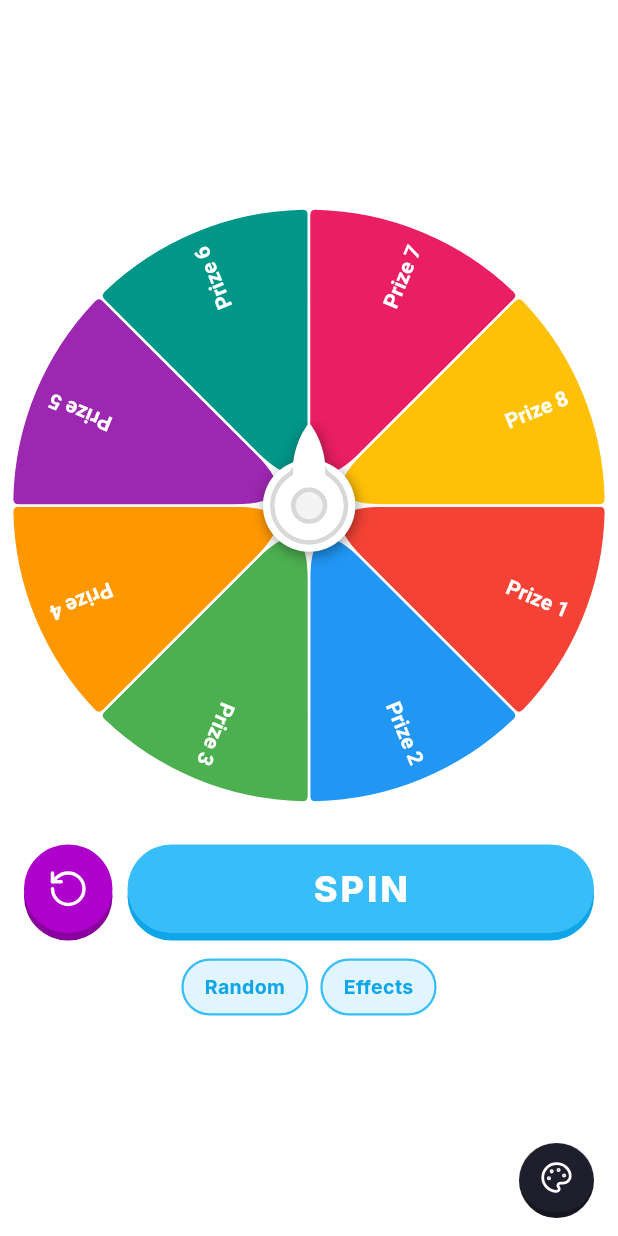
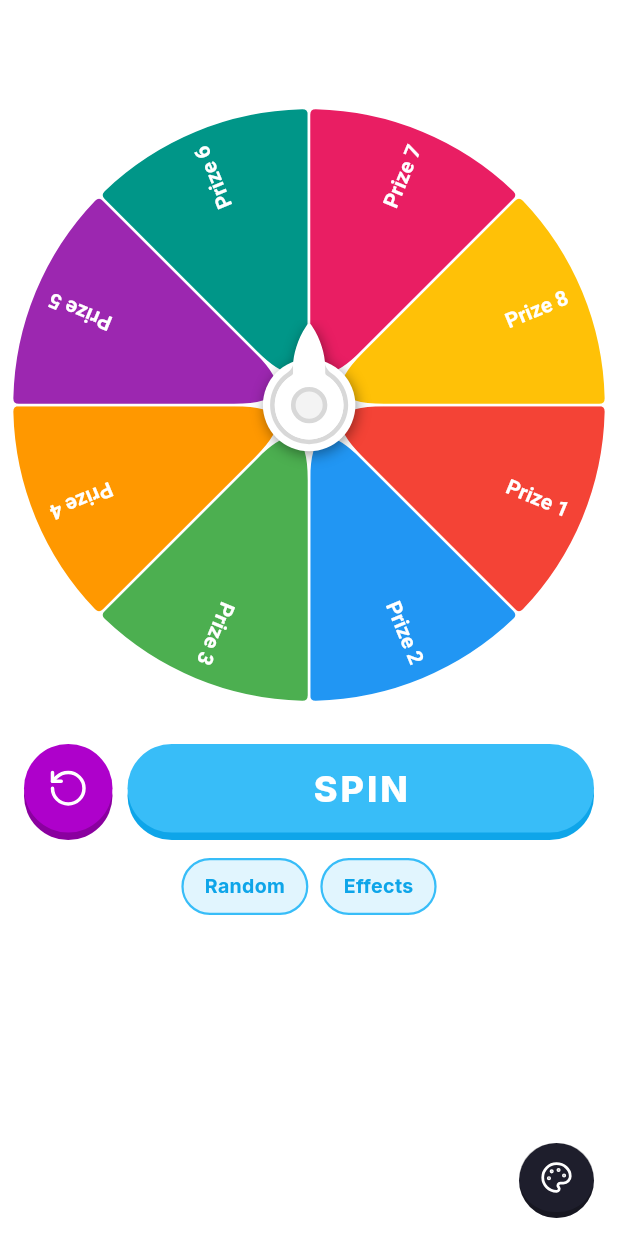
Before and after one commit to dmalcaruiz/roulette, a Flutter app: the screen it shows after launch, on a phone screen of 412 x 824 dp. Run offline on Flutter 3.47's test engine with Material 3 defaults, Android fonts, the phone set to English and light mode, and no system bars; our stand-ins replace audioplayers, file_picker, flutter_svg, google_fonts, lucide_icons, shared_preferences; missing offline and left inert: flex_color_picker, snapping_sheet; statements that could not run were skipped.

Commit message:
fix tamano

```diff
--- a/lib/main.dart
+++ b/lib/main.dart
@@ -191,7 +191,7 @@ class _WheelDemoState extends State<WheelDemo> {
   // Snapping sheet controls (mobile)
   final SnappingSheetController _snappingSheetController = SnappingSheetController();
   final ValueNotifier<double> _currentSheetHeight = ValueNotifier(0.0);
-  static const double _grabbingHeight = 70.0;
+  static const double _grabbingHeight = 84.0;
 
   // Preset templates (mutable for reordering)
   final List<WheelConfig> _presets = [
@@ -777,7 +777,9 @@ class _WheelDemoState extends State<WheelDemo> {
           right: BorderSide(color: Color(0xFFE4E4E7), width: 1.5),
         ),
       ),
+      clipBehavior: Clip.antiAlias,
       child: Column(
+        mainAxisSize: MainAxisSize.min,
         children: [
           const SizedBox(height: 12),
           // Drag indicator bar
@@ -884,18 +886,17 @@ class _WheelDemoState extends State<WheelDemo> {
                       ValueListenableBuilder<double>(
                         valueListenable: _currentSheetHeight,
                         builder: (context, sheetHeight, _) {
-                          final availableHeight = screenHeight - safeTop - safeBottom - sheetHeight - _grabbingHeight;
-                          final maxWheelSize = min(availableHeight - 130, effectiveWheelSize);
+                          final availableHeight = screenHeight - safeTop - safeBottom - sheetHeight - _grabbingHeight + 45;
+                          final maxWheelSize = min(availableHeight - 190, effectiveWheelSize);
                           final clampedWheelSize = maxWheelSize.clamp(80.0, effectiveWheelSize);
                           final dynamicWheelScale = clampedWheelSize / idealWheelSize;
 
                           return Container(
                             height: availableHeight.clamp(200.0, screenHeight),
                             color: Colors.transparent,
-                            child: Center(
-                              child: SingleChildScrollView(
-                                child: Column(
-                                  mainAxisAlignment: MainAxisAlignment.center,
+                            child: SingleChildScrollView(
+                              child: Column(
+                                mainAxisAlignment: MainAxisAlignment.start,
                                   children: [
                                     if (_previewWheel != null || _currentWheel != null) ...[
                                       const SizedBox(height: 10),
@@ -1002,7 +1003,6 @@ class _WheelDemoState extends State<WheelDemo> {
                                       ),
                                   ],
                                 ),
-                              ),
                             ),
                           );
                         },
```
